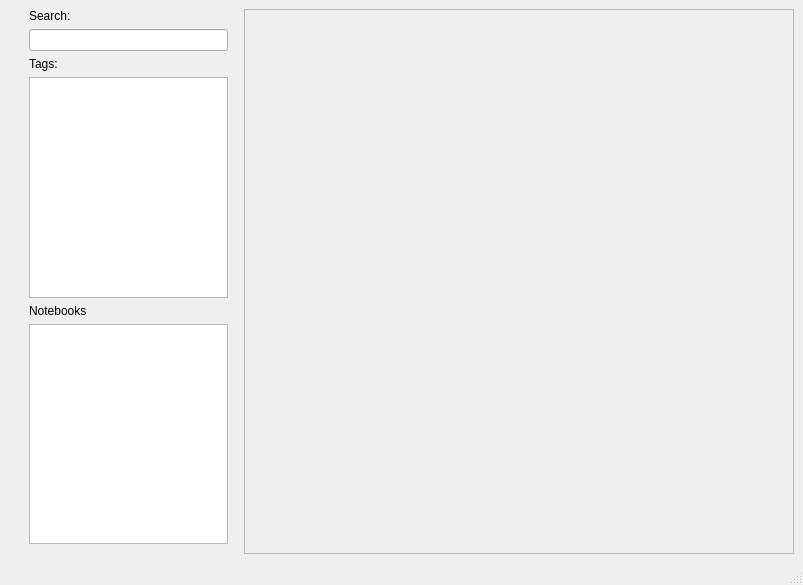
The window that mainwindow.ui (liusiqi43/Notability) describes before a commit, drawn with Qt 5.
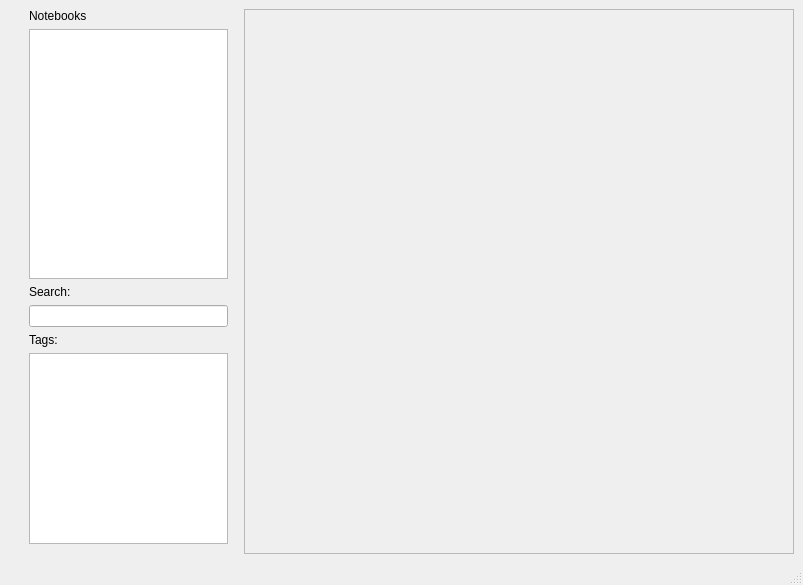
The same window after the commit.

```diff
--- a/mainwindow.ui
+++ b/mainwindow.ui
@@ -49,6 +49,29 @@
         <property name="bottomMargin">
          <number>10</number>
         </property>
+        <item>
+         <widget class="QLabel" name="label_3">
+          <property name="text">
+           <string>Notebooks</string>
+          </property>
+         </widget>
+        </item>
+        <item>
+         <widget class="QTreeView" name="noteBookTree">
+          <property name="minimumSize">
+           <size>
+            <width>0</width>
+            <height>250</height>
+           </size>
+          </property>
+          <property name="maximumSize">
+           <size>
+            <width>200</width>
+            <height>16777215</height>
+           </size>
+          </property>
+         </widget>
+        </item>
         <item>
          <widget class="QLabel" name="label">
           <property name="text">
@@ -83,23 +106,6 @@
           </property>
          </widget>
         </item>
-        <item>
-         <widget class="QLabel" name="label_3">
-          <property name="text">
-           <string>Notebooks</string>
-          </property>
-         </widget>
-        </item>
-        <item>
-         <widget class="QTreeView" name="noteBookTree">
-          <property name="maximumSize">
-           <size>
-            <width>200</width>
-            <height>16777215</height>
-           </size>
-          </property>
-         </widget>
-        </item>
        </layout>
       </item>
       <item>
```
